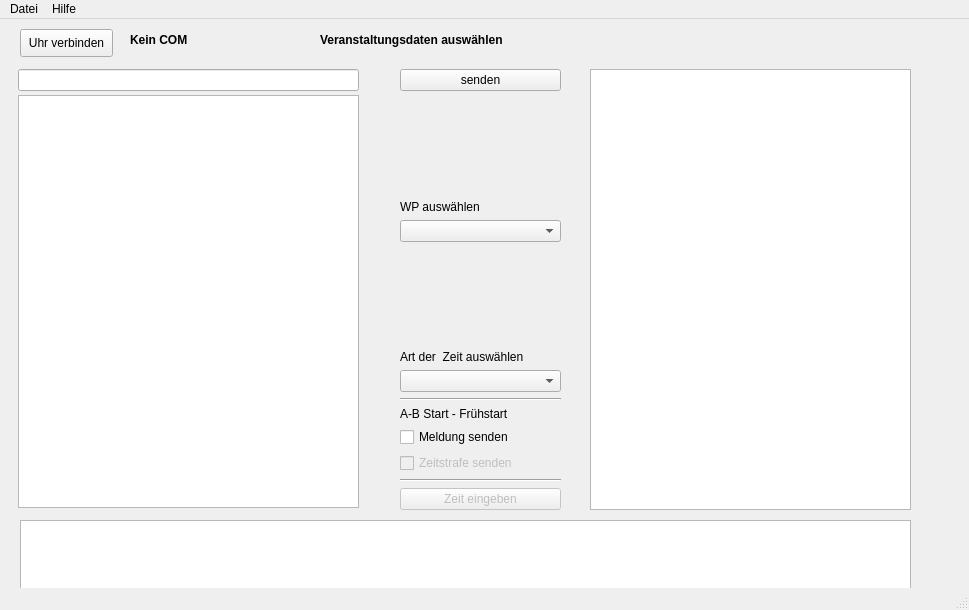
The window that mainwindow.ui (farbtoaster/CP2TWS) describes before a commit, drawn with Qt 5.
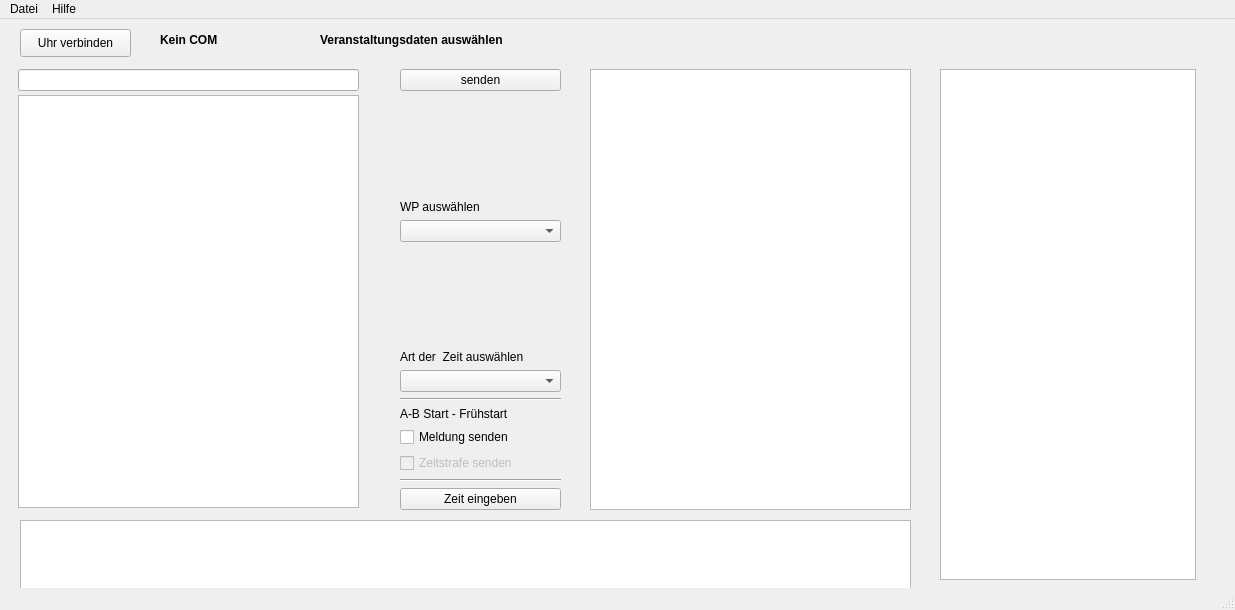
The same window after the commit. Icons and pictures are not drawn.

Patch:
```diff
--- a/mainwindow.ui
+++ b/mainwindow.ui
@@ -6,7 +6,7 @@
    <rect>
     <x>0</x>
     <y>0</y>
-    <width>969</width>
+    <width>1235</width>
     <height>610</height>
    </rect>
   </property>
@@ -300,7 +300,7 @@
        <item>
         <widget class="QPushButton" name="pushButton">
          <property name="enabled">
-          <bool>false</bool>
+          <bool>true</bool>
          </property>
          <property name="text">
           <string>Zeit eingeben</string>
@@ -338,7 +338,7 @@
      <rect>
       <x>20</x>
       <y>10</y>
-      <width>93</width>
+      <width>111</width>
       <height>28</height>
      </rect>
     </property>
@@ -358,9 +358,9 @@
    <widget class="QLabel" name="Comlabel">
     <property name="geometry">
      <rect>
-      <x>130</x>
+      <x>160</x>
       <y>10</y>
-      <width>71</width>
+      <width>91</width>
       <height>21</height>
      </rect>
     </property>
@@ -438,6 +438,22 @@
     <property name="statusTip">
      <string>Übertragungsstatus</string>
     </property>
+    <property name="verticalScrollBarPolicy">
+     <enum>Qt::ScrollBarAsNeeded</enum>
+    </property>
+   </widget>
+   <widget class="QListWidget" name="returnListWidget">
+    <property name="geometry">
+     <rect>
+      <x>940</x>
+      <y>50</y>
+      <width>256</width>
+      <height>511</height>
+     </rect>
+    </property>
+    <property name="toolTip">
+     <string>Fahrtzeitliste</string>
+    </property>
    </widget>
   </widget>
   <widget class="QMenuBar" name="menubar">
@@ -445,7 +461,7 @@
     <rect>
      <x>0</x>
      <y>0</y>
-     <width>969</width>
+     <width>1235</width>
      <height>26</height>
     </rect>
    </property>
```
Left out of the diff: 3 changed lines with no effect on the pictures.
